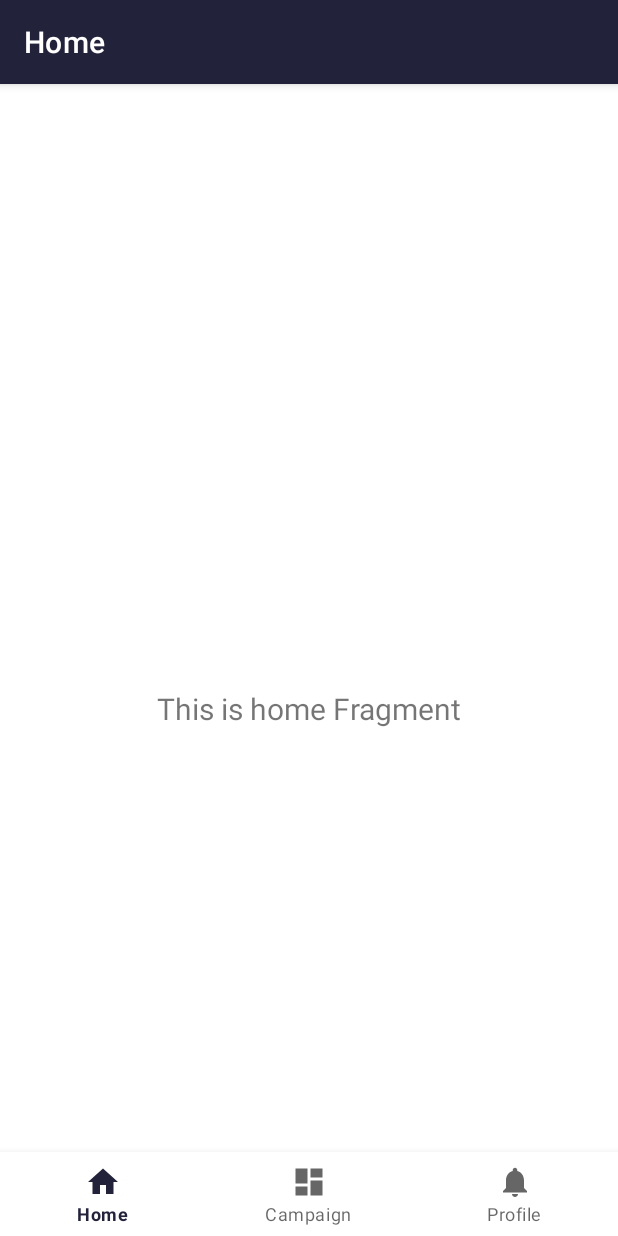
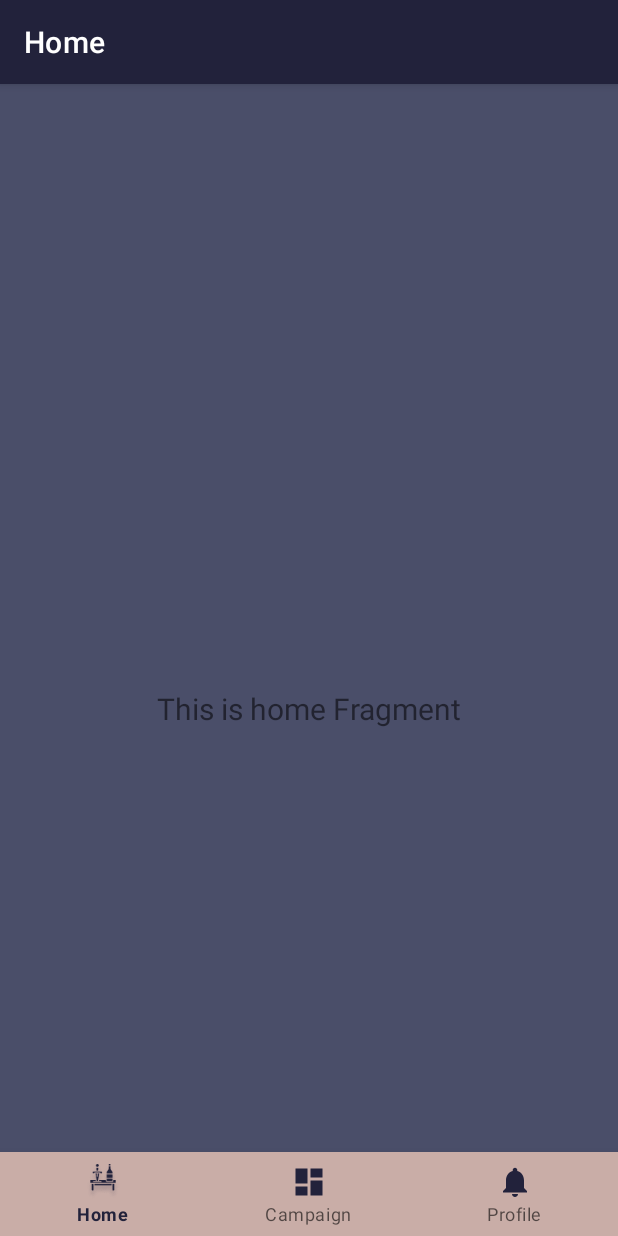
Before and after one commit to ygteker/paperless-pen-and-paper, an Android app: the HomeActivity screen opened directly, with no data from a screen before it, on a phone screen of 412 x 824 dp. Run offline under Robolectric (Android 15) with nearby library versions, the phone set to English and light mode, and no system bars; our stand-ins replace navigation-ui.

Commit message:
main merge new icon added

```diff
--- a/frontend/app/build.gradle
+++ b/frontend/app/build.gradle
@@ -56,6 +56,7 @@ dependencies {
     implementation 'androidx.lifecycle:lifecycle-viewmodel-ktx:2.3.1'
     implementation 'androidx.navigation:navigation-fragment-ktx:2.3.5'
     implementation 'androidx.navigation:navigation-ui-ktx:2.3.5'
+    implementation 'androidx.navigation:navigation-fragment:2.3.5'
     testImplementation 'junit:junit:4.+'
     androidTestImplementation 'androidx.test.ext:junit:1.1.3'
     androidTestImplementation 'androidx.test.espresso:espresso-core:3.4.0'
--- a/frontend/app/src/main/res/layout/activity_home.xml
+++ b/frontend/app/src/main/res/layout/activity_home.xml
@@ -4,6 +4,7 @@
     android:id="@+id/container"
     android:layout_width="match_parent"
     android:layout_height="match_parent"
+    android:background="@color/independence"
     android:paddingTop="?attr/actionBarSize">
 
     <com.google.android.material.bottomnavigation.BottomNavigationView
@@ -12,11 +13,11 @@
         android:layout_height="wrap_content"
         android:layout_marginStart="0dp"
         android:layout_marginEnd="0dp"
-        android:background="?android:attr/windowBackground"
         app:layout_constraintBottom_toBottomOf="parent"
         app:layout_constraintLeft_toLeftOf="parent"
         app:layout_constraintRight_toRightOf="parent"
-        app:menu="@menu/bottom_nav_menu" />
+        app:menu="@menu/bottom_nav_menu"
+        style="@style/navBarTheme"/>
 
     <fragment
         android:id="@+id/nav_host_fragment_activity_home"
--- a/frontend/app/src/main/res/menu/bottom_nav_menu.xml
+++ b/frontend/app/src/main/res/menu/bottom_nav_menu.xml
@@ -3,7 +3,7 @@
 
     <item
         android:id="@+id/navigation_home"
-        android:icon="@drawable/ic_home_black_24dp"
+        android:icon="@drawable/icon_home_passive"
         android:title="@string/title_home" />
 
     <item
--- a/frontend/app/src/main/res/values/styles.xml
+++ b/frontend/app/src/main/res/values/styles.xml
@@ -24,4 +24,9 @@
         <item name="cornerRadius">12dp</item>
         <item name="android:elevation">4dp</item>
     </style>
+
+    <style name="navBarTheme" parent="@style/Widget.MaterialComponents.BottomNavigationView">
+        <item name="android:background">@color/silver_pink</item>
+        <item name="itemIconTint">@color/space_cadet</item>
+    </style>
 </resources>
```
Also changed, not shown: frontend/app/src/main/res/drawable-hdpi/icon_home_passive.png (added), frontend/app/src/main/res/drawable-mdpi/icon_home_passive.png (added), frontend/app/src/main/res/drawable-xhdpi/icon_home_passive.png (added), frontend/app/src/main/res/drawable-xxhdpi/icon_home_passive.png (added), frontend/app/src/main/res/drawable-xxxhdpi/icon_home_passive.png (added).
